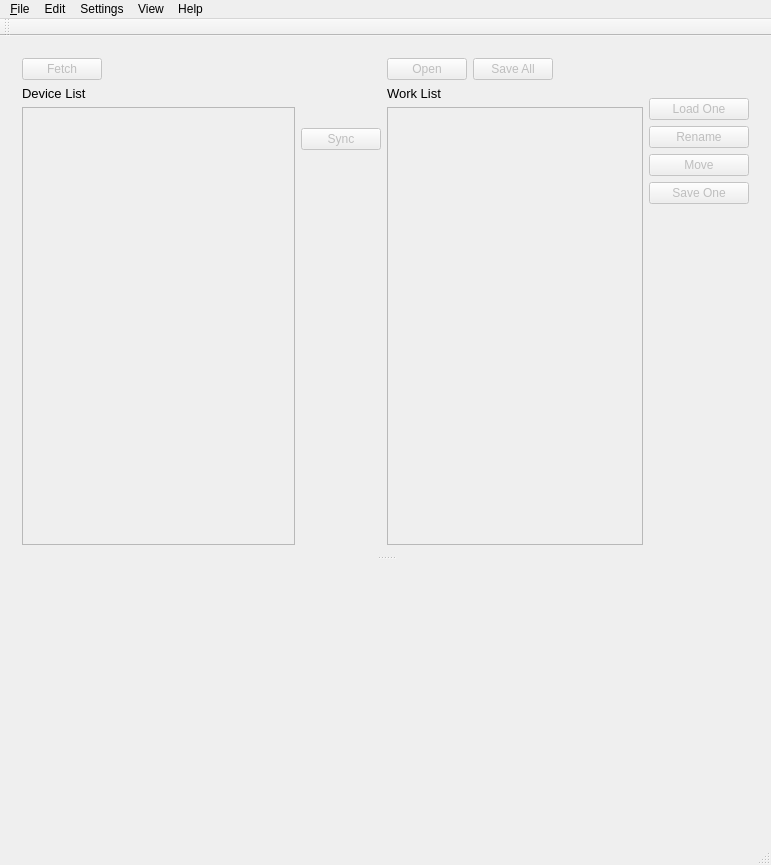
The window that spl/DcPresetLib.ui (strymon/spl) describes before a commit, drawn with Qt 5.
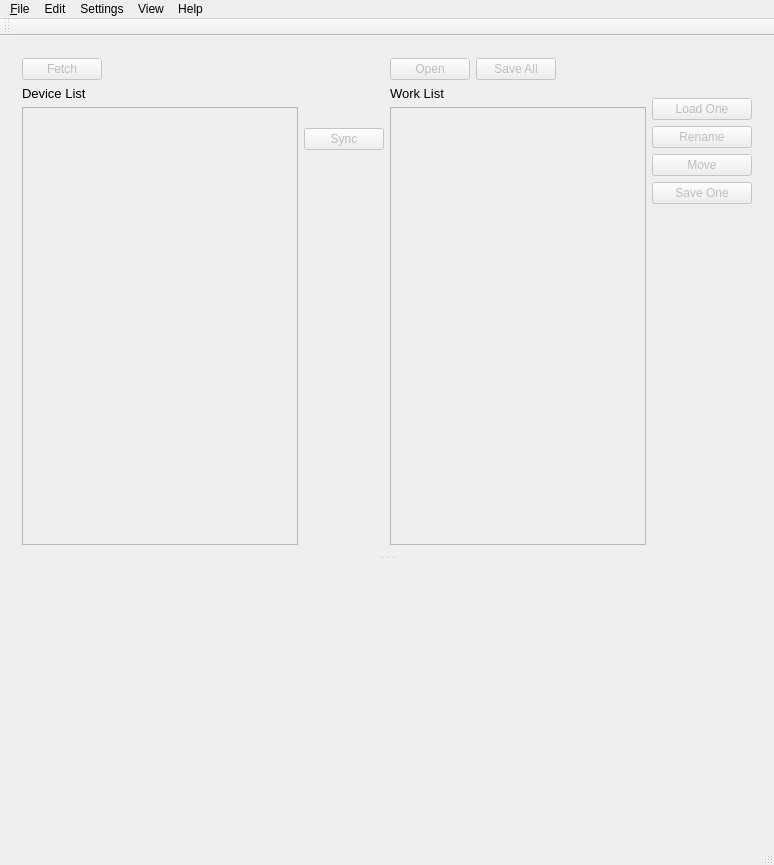
The same window after the commit. Icons and pictures are not drawn. Custom widgets are drawn as their Qt base class.

Commit message: Fixed log posting code, OS X will get proper host name.

What changed in the file:
```diff
--- a/spl/DcPresetLib.ui
+++ b/spl/DcPresetLib.ui
@@ -6,7 +6,7 @@
    <rect>
     <x>0</x>
     <y>0</y>
-    <width>771</width>
+    <width>774</width>
     <height>865</height>
    </rect>
   </property>
@@ -434,8 +434,8 @@
     <rect>
      <x>0</x>
      <y>0</y>
-     <width>771</width>
-     <height>21</height>
+     <width>774</width>
+     <height>22</height>
     </rect>
    </property>
    <widget class="QMenu" name="menu_File">
```
Left out of the diff: 1 changed line with no effect on the pictures. The commit also changes 1 other file.
